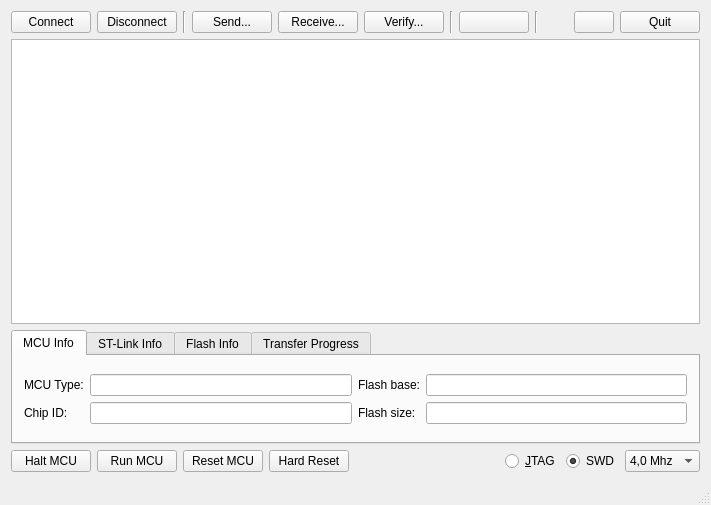
Old version of the form ui/mainwindow.ui in the repository denisn73/QStlink2.
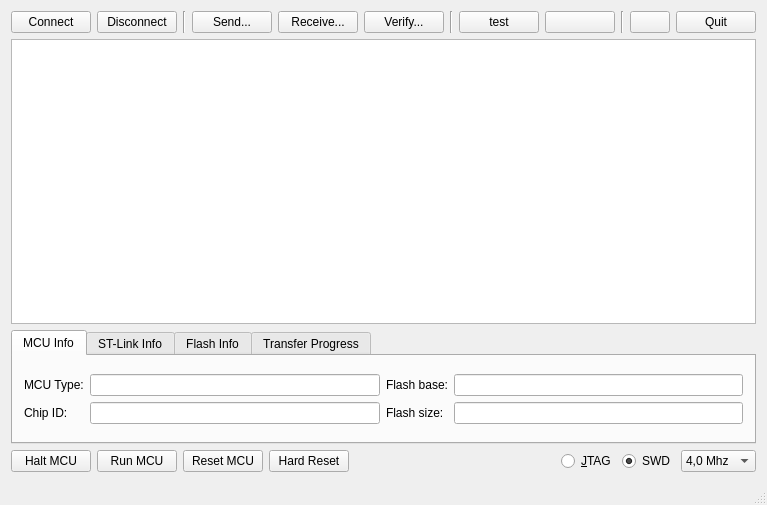
New version of the form. Icons and pictures are not drawn.

```diff
--- a/ui/mainwindow.ui
+++ b/ui/mainwindow.ui
@@ -81,6 +81,13 @@
           </property>
          </widget>
         </item>
+        <item>
+         <widget class="QPushButton" name="b_test">
+          <property name="text">
+           <string>test</string>
+          </property>
+         </widget>
+        </item>
         <item>
          <widget class="QPushButton" name="b_repeat">
           <property name="enabled">
```
